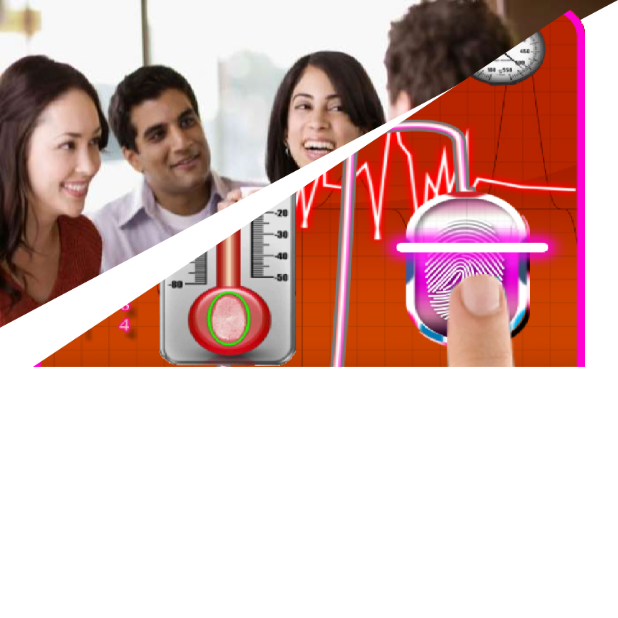
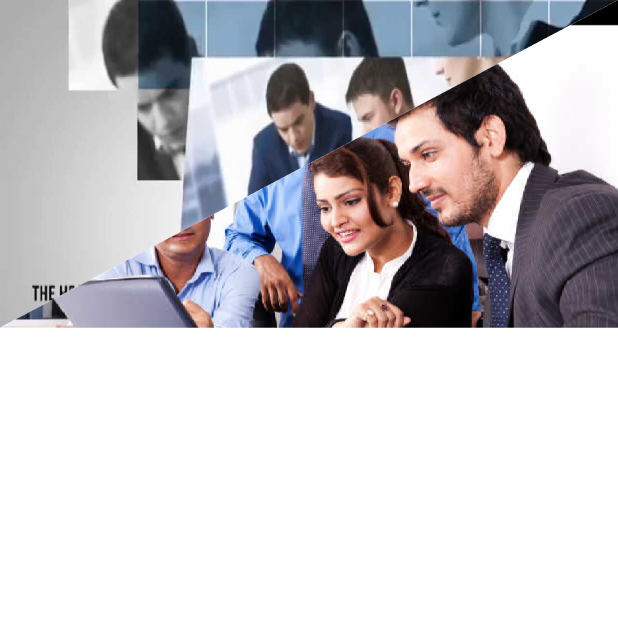
Before and after one commit to danisluis6/Canvas-Tutorial, an Android app: the screen it shows after launch (MainActivity), on a phone screen of 412 x 824 dp, the top half of it. Run offline under Robolectric (Android 15) with nearby library versions, the light colour scheme and no system bars.

Commit message:
Add more files

```diff
--- a/app/src/main/java/com/whatsonline/androiddrawcircle/MainActivity.java
+++ b/app/src/main/java/com/whatsonline/androiddrawcircle/MainActivity.java
@@ -42,8 +42,8 @@ public class MainActivity extends Activity {
     int width = size.x;
     int height = size.y;
 
-    final Bitmap icon1 = BitmapFactory.decodeResource(getResources(), R.drawable.talking);
-    final Bitmap icon2 = BitmapFactory.decodeResource(getResources(), R.drawable.img);
+    final Bitmap icon1 = BitmapFactory.decodeResource(getResources(), R.drawable.aaa);
+    final Bitmap icon2 = BitmapFactory.decodeResource(getResources(), R.drawable.bbb);
 
     final ViewTreeObserver observer1 = layer1.getViewTreeObserver();
     observer1.addOnGlobalLayoutListener(new OnGlobalLayoutListener() {
--- a/app/src/main/res/layout/activity_main.xml
+++ b/app/src/main/res/layout/activity_main.xml
@@ -8,9 +8,8 @@
 
   <LinearLayout
     android:id="@+id/layer1"
-    android:layout_width="0dp"
+    android:layout_width="match_parent"
     android:layout_height="300dp"
-    android:elevation="1dp"
     android:orientation="horizontal"
 
     app:layout_constraintTop_toTopOf="parent"
@@ -27,7 +26,7 @@
 
   <LinearLayout
     android:id="@+id/layer2"
-    android:layout_width="368dp"
+    android:layout_width="match_parent"
     android:layout_height="300dp"
     android:orientation="horizontal"
     android:elevation="2dp"
```
Also changed, not shown: app/src/main/res/drawable/aaa.jpg (added), app/src/main/res/drawable/bbb.jpg (added), 4 other files.
